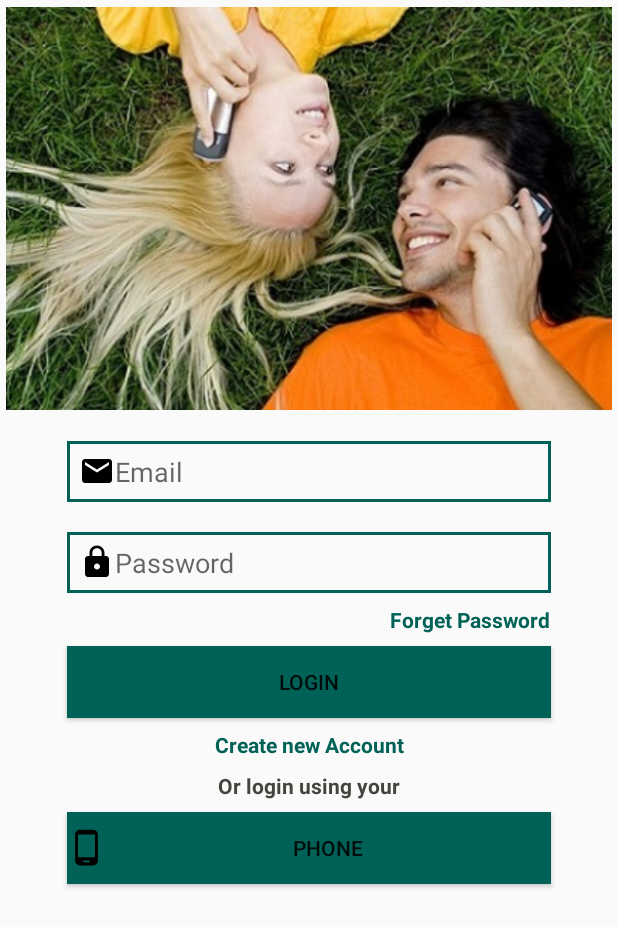
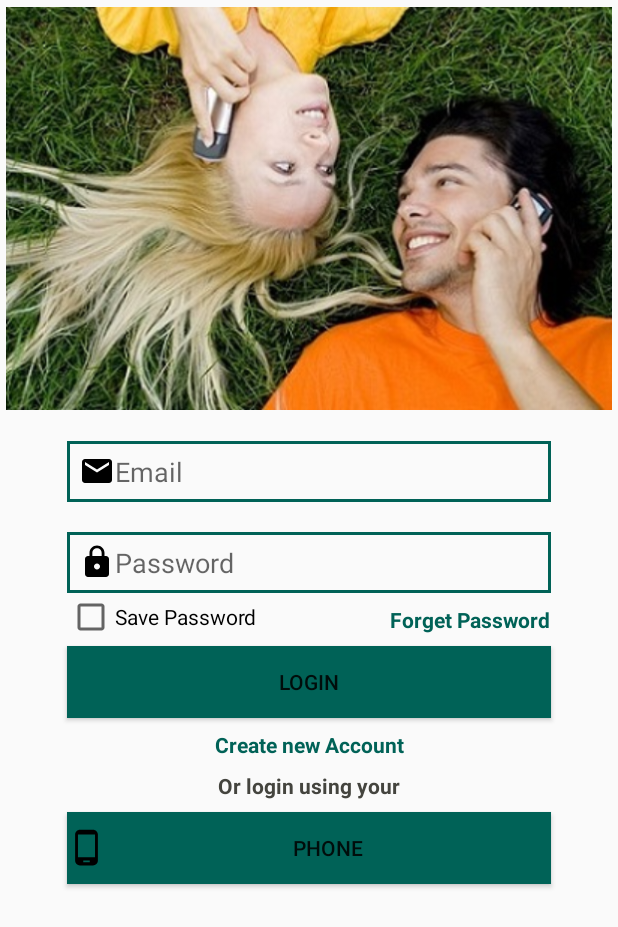
Before and after one commit to tai9dltt/tainh, an Android app: the screen it shows after launch (LoginActivity), on a phone screen of 412 x 824 dp. Shown: the top 927 px of the screen. Run offline under Robolectric (Android 15) with nearby library versions, the phone set to English and light mode, and no system bars; our stand-ins replace Firebase (no records; nobody signed in at launch, a user with empty details on screens opened directly).

Commit message:
update project

```diff
--- a/DemoWhatApp/app/src/main/java/com/example/demowhatapp/Activity/LoginActivity.java
+++ b/DemoWhatApp/app/src/main/java/com/example/demowhatapp/Activity/LoginActivity.java
@@ -1,18 +1,22 @@
 package com.example.demowhatapp.Activity;
 
 import android.app.ProgressDialog;
+import android.content.Context;
 import android.content.Intent;
+import android.content.SharedPreferences;
 import android.support.annotation.NonNull;
 import android.support.v7.app.AppCompatActivity;
 import android.os.Bundle;
 import android.text.TextUtils;
 import android.view.View;
 import android.widget.Button;
+import android.widget.CheckBox;
 import android.widget.EditText;
 import android.widget.TextView;
 import android.widget.Toast;
 
 import com.example.demowhatapp.R;
+import com.firebase.ui.auth.data.model.User;
 import com.google.android.gms.tasks.OnCompleteListener;
 import com.google.android.gms.tasks.Task;
 import com.google.firebase.FirebaseApp;
@@ -41,6 +45,8 @@ public class LoginActivity extends AppCompatActivity {
 
     private ProgressDialog loadingBar;
 
+    private CheckBox checkBoxSavePassword;
+
 
 
 
@@ -52,10 +58,45 @@ public class LoginActivity extends AppCompatActivity {
 
         mAuth = FirebaseAuth.getInstance();
         rootReference = FirebaseDatabase.getInstance().getReference();
-
         currentUser = mAuth.getCurrentUser();
 
         InitializeFields();
+
+
+        SharedPreferences preferences = getSharedPreferences("passwordSave", Context.MODE_PRIVATE);
+        String email = preferences.getString("email", null);
+        String password = preferences.getString("password", null);
+
+        UserEmail.setText(email);
+        UserPassword.setText(password);
+
+        checkBoxSavePassword.setOnClickListener(new View.OnClickListener() {
+            @Override
+            public void onClick(View view) {
+                if(UserEmail != null && UserPassword != null){
+                    if(checkBoxSavePassword.isChecked()){
+                        SharedPreferences preferences = getSharedPreferences("passwordSave", Context.MODE_PRIVATE);
+                        SharedPreferences.Editor editor = preferences.edit();
+                        editor.putString("email", UserEmail.getText().toString());
+                        editor.putString("password", UserPassword.getText().toString());
+                        editor.commit();
+                    }
+                }
+                else{
+                    return;
+                }
+
+            }
+        });
+
+
+        ForgetPasswordLink.setOnClickListener(new View.OnClickListener() {
+            @Override
+            public void onClick(View view) {
+                Intent intent = new Intent(getApplicationContext(), ResetPasswordActivity.class);
+                startActivity(intent);
+            }
+        });
 
     }
 
@@ -128,7 +169,12 @@ public class LoginActivity extends AppCompatActivity {
         UserEmail = findViewById(R.id.login_email);
         UserPassword = findViewById(R.id.login_password);
         NeedNewAccountLink = findViewById(R.id.login_need_new_account);
-        ForgetPasswordLink =(TextView) findViewById(R.id.login_forget_password);
+        ForgetPasswordLink =findViewById(R.id.login_forget_password);
+        checkBoxSavePassword = findViewById(R.id.checkboxSavePassword);
         loadingBar = new ProgressDialog(this);
+
+
+
+
     }
 }
--- a/DemoWhatApp/app/src/main/res/layout/activity_login.xml
+++ b/DemoWhatApp/app/src/main/res/layout/activity_login.xml
@@ -24,10 +24,10 @@
 
     <android.support.constraint.Guideline
         android:id="@+id/guideline_vertical_middle1"
-        android:orientation="vertical"
         android:layout_width="match_parent"
         android:layout_height="match_parent"
-        app:layout_constraintGuide_percent="0.2"/>
+        android:orientation="vertical"
+        app:layout_constraintGuide_begin="81dp" />
 
     <android.support.constraint.Guideline
         android:id="@+id/guideline_vertical_middle2"
@@ -83,6 +83,8 @@
         app:layout_constraintEnd_toStartOf="@id/guideline_vertical_end"
         />
 
+
+
     <TextView
         android:id="@+id/login_forget_password"
         android:textStyle="bold"
@@ -93,6 +95,17 @@
         android:layout_height="wrap_content"
         android:text="Forget Password"
         app:layout_constraintEnd_toEndOf="@id/guideline_vertical_end"/>
+
+    <CheckBox
+        android:id="@+id/checkboxSavePassword"
+        android:layout_width="wrap_content"
+        android:layout_height="wrap_content"
+        app:layout_constraintTop_toBottomOf="@+id/login_password"
+        app:layout_constraintStart_toStartOf="@+id/guideline_vertical_start"
+        android:text="Save Password"
+
+        />
+
 
     <Button
         android:id="@+id/btn_login"
--- a/DemoWhatApp/app/src/main/res/values/strings.xml
+++ b/DemoWhatApp/app/src/main/res/values/strings.xml
@@ -1,4 +1,6 @@
 <resources>
     <string name="app_name">DemoWhatApp</string>
     <string name="hello_blank_fragment">Hello blank fragment</string>
+    <string name="txtBack"><u>Back</u></string>
+    <string name="my_text">This is an <u>underline</u>.</string>
 </resources>
--- a/DemoWhatApp/build.gradle
+++ b/DemoWhatApp/build.gradle
@@ -7,7 +7,7 @@ buildscript {
 
     }
     dependencies {
-        classpath 'com.android.tools.build:gradle:3.2.1'
+        classpath 'com.android.tools.build:gradle:3.5.0'
         classpath 'com.google.gms:google-services:4.2.0'
 
 
```
Also changed, not shown: DemoWhatApp/app/src/main/AndroidManifest.xml (+8 -6 lines), DemoWhatApp/app/src/main/java/com/example/demowhatapp/Activity/PhoneLoginActivity.java (+21 -16 lines), DemoWhatApp/app/src/main/java/com/example/demowhatapp/Activity/ResetPasswordActivity.java (added, +94 -0 lines), DemoWhatApp/app/src/main/res/layout/activity_reset_password.xml (added, +59 -0 lines), DemoWhatApp/gradle/wrapper/gradle-wrapper.properties, 2 other files.
